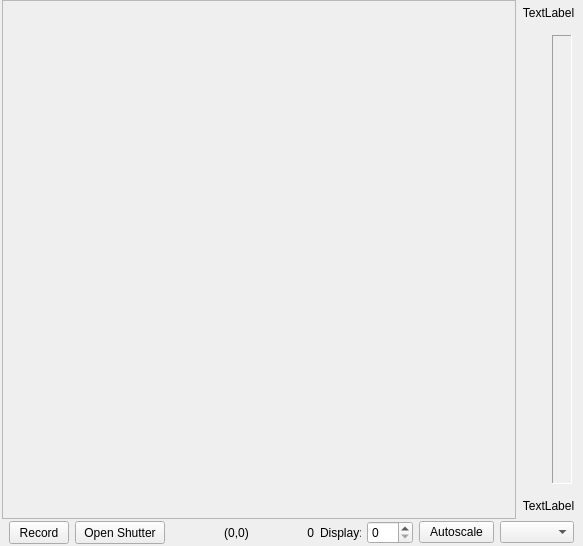
The window that hal4000/qtdesigner/camera-display.ui (ZhuangLab/storm-control) describes before a commit, drawn with Qt 5.
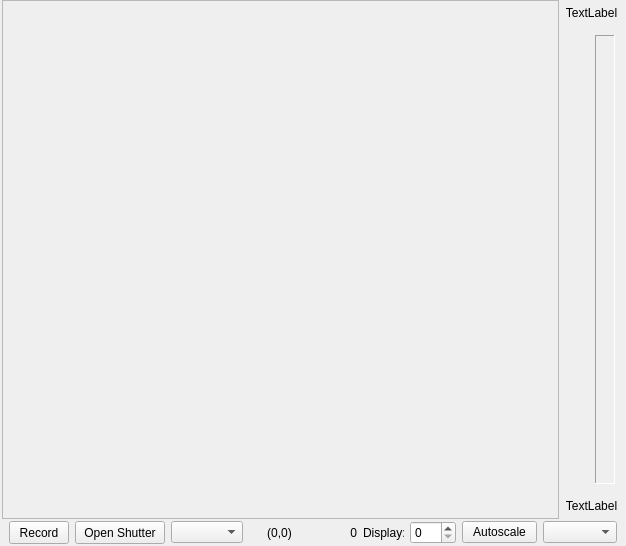
The same window after the commit. Custom widgets are drawn as their Qt base class.

Commit message: Get display of different feeds of working.

Patch:
```diff
--- a/hal4000/qtdesigner/camera-display.ui
+++ b/hal4000/qtdesigner/camera-display.ui
@@ -247,6 +247,9 @@
         </property>
        </widget>
       </item>
+      <item>
+       <widget class="QComboBox" name="feedComboBox"/>
+      </item>
       <item>
        <spacer name="horizontalSpacer">
         <property name="orientation">
```
The commit also changes 5 other files.
